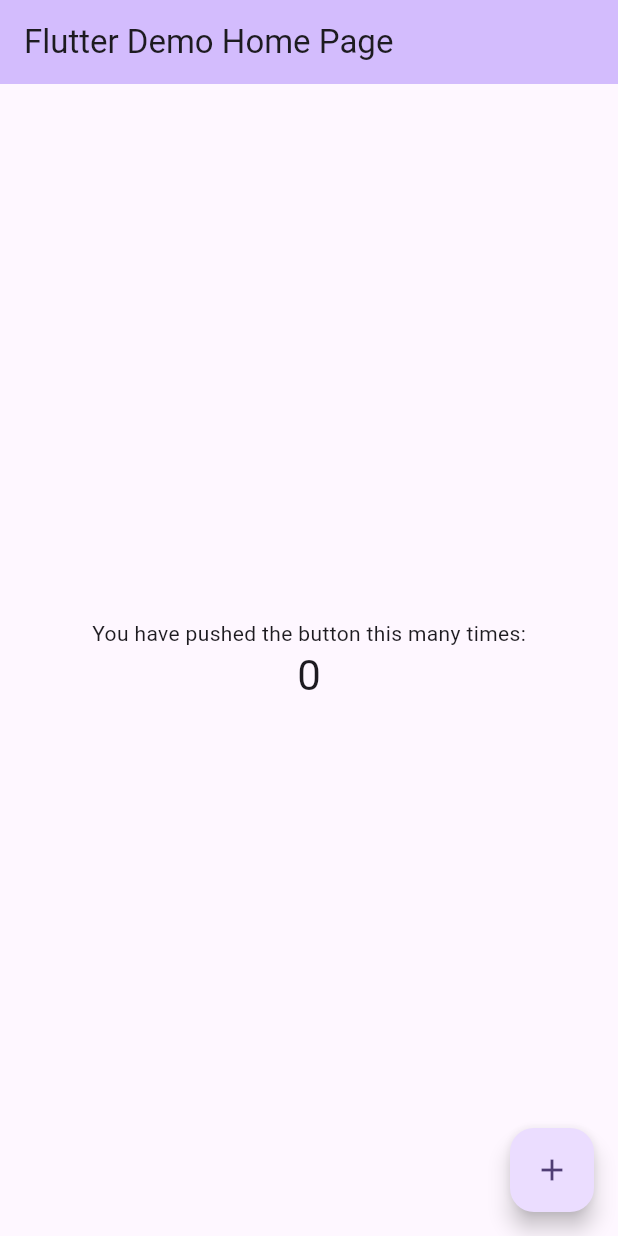
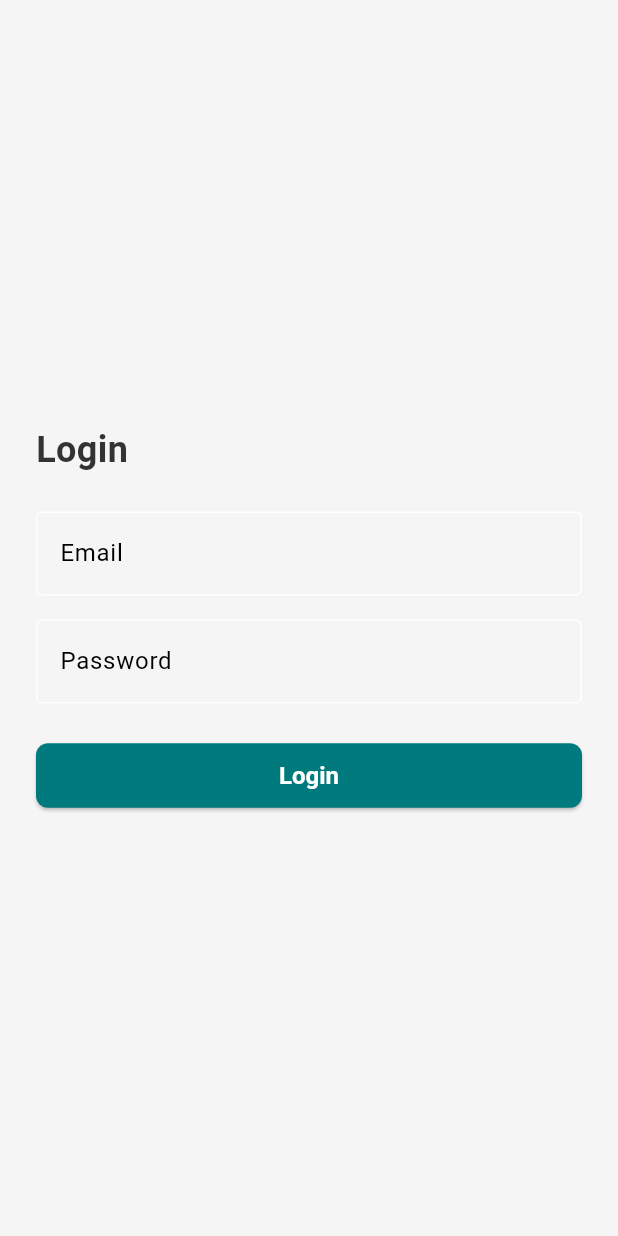
Before and after one commit to GlucoTrack-Cooperatives/Diabetes_Management_Frontend, a Flutter app: the screen it shows after launch, on a phone screen of 412 x 824 dp. Run offline on Flutter 3.47's test engine with Material 3 defaults, Android fonts, the light colour scheme and no system bars.

Commit message:
Added some basic themes and the login and registration screen.

```diff
--- /dev/null
+++ b/lib/auth/login/login_screen.dart
@@ -0,0 +1,122 @@
+import 'package:diabetes_management_system/utils/responsive_layout.dart';
+import 'package:flutter/material.dart';
+import 'package:diabetes_management_system/theme/app_colors.dart';
+import 'package:diabetes_management_system/theme/app_text_styles.dart';
+
+class LoginScreen extends StatelessWidget {
+  @override
+  Widget build(BuildContext context) {
+    return Scaffold(
+      body: ResponsiveLayout(
+        mobileBody: _LoginMobileBody(),
+        desktopBody: _LoginDesktopBody(),
+      ),
+    );
+  }
+}
+
+class _LoginMobileBody extends StatelessWidget {
+  @override
+  Widget build(BuildContext context) {
+    return Center(
+      child: SingleChildScrollView(
+        child: Padding(
+          padding: const EdgeInsets.all(24.0),
+          child: _LoginForm(),
+        ),
+      ),
+    );
+  }
+}
+
+class _LoginDesktopBody extends StatelessWidget {
+  @override
+  Widget build(BuildContext context) {
+    return Row(
+      children: [
+        Expanded(
+          child: Container(
+            color: AppColors.primary,
+            child: Center(
+              child: Text(
+                'Diabetes Management System',
+                style: AppTextStyles.headline1.copyWith(color: Colors.white),
+              ),
+            ),
+          ),
+        ),
+        Expanded(
+          child: Center(
+            child: ConstrainedBox(
+              constraints: BoxConstraints(maxWidth: 400),
+              child: _LoginForm(),
+            ),
+          ),
+        ),
+      ],
+    );
+  }
+}
+
+class _LoginForm extends StatefulWidget {
+  @override
+  __LoginFormState createState() => __LoginFormState();
+}
+
+class __LoginFormState extends State<_LoginForm> {
+  final _formKey = GlobalKey<FormState>();
+  final _emailController = TextEditingController();
+  final _passwordController = TextEditingController();
+
+  @override
+  Widget build(BuildContext context) {
+    return Form(
+      key: _formKey,
+      child: Column(
+        mainAxisAlignment: MainAxisAlignment.center,
+        crossAxisAlignment: CrossAxisAlignment.stretch,
+        children: [
+          Text('Login', style: AppTextStyles.headline1),
+          SizedBox(height: 24),
+          TextFormField(
+            controller: _emailController,
+            decoration: InputDecoration(
+              labelText: 'Email',
+              border: OutlineInputBorder(),
+            ),
+            validator: (value) {
+              if (value == null || value.isEmpty) {
+                return 'Please enter your email';
+              }
+              return null;
+            },
+          ),
+          SizedBox(height: 16),
+          TextFormField(
+            controller: _passwordController,
+            obscureText: true,
+            decoration: InputDecoration(
+              labelText: 'Password',
+              border: OutlineInputBorder(),
+            ),
+            validator: (value) {
+              if (value == null || value.isEmpty) {
+                return 'Please enter your password';
+              }
+              return null;
+            },
+          ),
+          SizedBox(height: 24),
+          ElevatedButton(
+            onPressed: () {
+              if (_formKey.currentState!.validate()) {
+                // Handle login logic
+              }
+            },
+            child: Text('Login'),
+          ),
+        ],
+      ),
+    );
+  }
+}
--- /dev/null
+++ b/lib/auth/registration/patient_registration_screen.dart
@@ -0,0 +1,15 @@
+import 'package:flutter/material.dart';
+
+class PatientRegistrationScreen extends StatelessWidget {
+  @override
+  Widget build(BuildContext context) {
+    return Scaffold(
+      appBar: AppBar(
+        title: Text('Patient Registration'),
+      ),
+      body: Center(
+        child: Text('Patient Registration Content Goes Here'),
+      ),
+    );
+  }
+}
--- /dev/null
+++ b/lib/auth/registration/physician_registration_screen.dart
@@ -0,0 +1,15 @@
+import 'package:flutter/material.dart';
+
+class PhysicianRegistrationScreen extends StatelessWidget {
+  @override
+  Widget build(BuildContext context) {
+    return Scaffold(
+      appBar: AppBar(
+        title: Text('Physician Registration'),
+      ),
+      body: Center(
+        child: Text('Physician Registration Content Goes Here'),
+      ),
+    );
+  }
+}
--- a/lib/main.dart
+++ b/lib/main.dart
@@ -1,3 +1,5 @@
+import 'package:diabetes_management_system/main_navigation.dart';
+import 'package:diabetes_management_system/theme/app_theme.dart';
 import 'package:flutter/material.dart';
 
 void main() {
@@ -5,118 +7,15 @@
 }
 
 class MyApp extends StatelessWidget {
-  const MyApp({super.key});
+  const MyApp({Key? key}) : super(key: key);
 
-  // This widget is the root of your application.
   @override
   Widget build(BuildContext context) {
     return MaterialApp(
-      title: 'Flutter Demo',
-      theme: ThemeData(
-        // This is the theme of your application.
-        //
-        // TRY THIS: Try running your application with "flutter run". You'll see
-        // the application has a purple toolbar. Then, without quitting the app,
-        // try changing the seedColor in the colorScheme below to Colors.green
-        // and then invoke "hot reload" (save your changes or press the "hot
-        // reload" button in a Flutter-supported IDE, or press "r" if you used
-        // the command line to start the app).
-        //
-        // Notice that the counter didn't reset back to zero; the application
-        // state is not lost during the reload. To reset the state, use hot
-        // restart instead.
-        //
-        // This works for code too, not just values: Most code changes can be
-        // tested with just a hot reload.
-        colorScheme: ColorScheme.fromSeed(seedColor: Colors.deepPurple),
-      ),
-      home: const MyHomePage(title: 'Flutter Demo Home Page'),
+      debugShowCheckedModeBanner: false,
+      title: 'Diabetes Management',
+      theme: AppTheme.lightTheme, // Use your custom theme
+      home: MainNavigation(), // Set the home to your navigation wrapper
     );
   }
 }
-
-class MyHomePage extends StatefulWidget {
-  const MyHomePage({super.key, required this.title});
-
-  // This widget is the home page of your application. It is stateful, meaning
-  // that it has a State object (defined below) that contains fields that affect
-  // how it looks.
-
-  // This class is the configuration for the state. It holds the values (in this
-  // case the title) provided by the parent (in this case the App widget) and
-  // used by the build method of the State. Fields in a Widget subclass are
-  // always marked "final".
-
-  final String title;
-
-  @override
-  State<MyHomePage> createState() => _MyHomePageState();
-}
-
-class _MyHomePageState extends State<MyHomePage> {
-  int _counter = 0;
-
-  void _incrementCounter() {
-    setState(() {
-      // This call to setState tells the Flutter framework that something has
-      // changed in this State, which causes it to rerun the build method below
-      // so that the display can reflect the updated values. If we changed
-      // _counter without calling setState(), then the build method would not be
-      // called again, and so nothing would appear to happen.
-      _counter++;
-    });
-  }
-
-  @override
-  Widget build(BuildContext context) {
-    // This method is rerun every time setState is called, for instance as done
-    // by the _incrementCounter method above.
-    //
-    // The Flutter framework has been optimized to make rerunning build methods
-    // fast, so that you can just rebuild anything that needs updating rather
-    // than having to individually change instances of widgets.
-    return Scaffold(
-      appBar: AppBar(
-        // TRY THIS: Try changing the color here to a specific color (to
-        // Colors.amber, perhaps?) and trigger a hot reload to see the AppBar
-        // change color while the other colors stay the same.
-        backgroundColor: Theme.of(context).colorScheme.inversePrimary,
-        // Here we take the value from the MyHomePage object that was created by
-        // the App.build method, and use it to set our appbar title.
-        title: Text(widget.title),
-      ),
-      body: Center(
-        // Center is a layout widget. It takes a single child and positions it
-        // in the middle of the parent.
-        child: Column(
-          // Column is also a layout widget. It takes a list of children and
-          // arranges them vertically. By default, it sizes itself to fit its
-          // children horizontally, and tries to be as tall as its parent.
-          //
-          // Column has various properties to control how it sizes itself and
-          // how it positions its children. Here we use mainAxisAlignment to
-          // center the children vertically; the main axis here is the vertical
-          // axis because Columns are vertical (the cross axis would be
-          // horizontal).
-          //
-          // TRY THIS: Invoke "debug painting" (choose the "Toggle Debug Paint"
-          // action in the IDE, or press "p" in the console), to see the
-          // wireframe for each widget.
-          mainAxisAlignment: MainAxisAlignment.center,
-          children: <Widget>[
-            const Text('You have pushed the button this many times:'),
-            Text(
-              '$_counter',
-              style: Theme.of(context).textTheme.headlineMedium,
-            ),
-          ],
-        ),
-      ),
-      floatingActionButton: FloatingActionButton(
-        onPressed: _incrementCounter,
-        tooltip: 'Increment',
-        child: const Icon(Icons.add),
-      ), // This trailing comma makes auto-formatting nicer for build methods.
-    );
-  }
-}
--- a/lib/main_navigation.dart
+++ b/lib/main_navigation.dart
@@ -1,6 +1,7 @@
+import 'package:diabetes_management_system/auth/login/login_screen.dart';
+import 'package:diabetes_management_system/patient/dashboard/patient_dashboard_screen.dart';
+import 'package:diabetes_management_system/physician/dashboard/physician_triage_dashboard_screen.dart';
 import 'package:flutter/material.dart';
-import 'patient/dashboard/patient_dashboard_screen.dart';
-import 'physician/dashboard/physician_triage_dashboard_screen.dart';
 
 class MainNavigation extends StatefulWidget {
   @override
@@ -8,7 +9,9 @@
 }
 
 class _MainNavigationState extends State<MainNavigation> {
+  bool _isLoggedIn = false;
   int _currentIndex = 0;
+
   final List<Widget> _views = [
     PatientDashboardScreen(),
     PhysicianTriageDashboardScreen(),
@@ -22,7 +25,8 @@
 
   @override
   Widget build(BuildContext context) {
-    return Scaffold(
+    return _isLoggedIn
+        ? Scaffold(
             body: _views[_currentIndex],
             bottomNavigationBar: BottomNavigationBar(
               onTap: _onTabTapped,
@@ -38,6 +42,7 @@
                 ),
               ],
             ),
-    );
+          )
+        : LoginScreen();
   }
 }
--- /dev/null
+++ b/lib/theme/app_colors.dart
@@ -0,0 +1,14 @@
+import 'package:flutter/material.dart';
+
+class AppColors {
+  static const Color primary = Color(0xFF007A7C);
+  static const Color secondary = Color(0xFF6EC6C8);
+  static const Color accent = Color(0xFFFFC107);
+
+  static const Color background = Color(0xFFF5F5F5);
+  static const Color surface = Colors.white;
+  static const Color error = Color(0xFFB00020);
+
+  static const Color textPrimary = Color(0xFF333333);
+  static const Color textSecondary = Color(0xFF666666);
+}
--- /dev/null
+++ b/lib/theme/app_text_styles.dart
@@ -0,0 +1,34 @@
+import 'package:flutter/material.dart';
+import 'app_colors.dart';
+
+class AppTextStyles {
+  static const TextStyle headline1 = TextStyle(
+    fontSize: 24,
+    fontWeight: FontWeight.bold,
+    color: AppColors.textPrimary,
+  );
+
+  static const TextStyle headline2 = TextStyle(
+    fontSize: 20,
+    fontWeight: FontWeight.w600,
+    color: AppColors.textPrimary,
+  );
+
+  static const TextStyle bodyText1 = TextStyle(
+    fontSize: 16,
+    fontWeight: FontWeight.normal,
+    color: AppColors.textPrimary,
+  );
+
+  static const TextStyle bodyText2 = TextStyle(
+    fontSize: 14,
+    fontWeight: FontWeight.normal,
+    color: AppColors.textSecondary,
+  );
+
+   static const TextStyle button = TextStyle(
+    fontSize: 16,
+    fontWeight: FontWeight.bold,
+    color: Colors.white,
+  );
+}
--- /dev/null
+++ b/lib/theme/app_theme.dart
@@ -0,0 +1,45 @@
+import 'package:flutter/material.dart';
+import 'app_colors.dart';
+import 'app_text_styles.dart';
+
+class AppTheme {
+  static ThemeData get lightTheme {
+    return ThemeData(
+      primaryColor: AppColors.primary,
+      colorScheme: ColorScheme.fromSwatch().copyWith(
+        primary: AppColors.primary,
+        secondary: AppColors.secondary,
+        background: AppColors.background,
+        surface: AppColors.surface,
+        error: AppColors.error,
+      ),
+      scaffoldBackgroundColor: AppColors.background,
+      appBarTheme: const AppBarTheme(
+        color: AppColors.primary,
+        elevation: 0,
+        iconTheme: IconThemeData(color: Colors.white),
+        titleTextStyle: AppTextStyles.headline2,
+      ),
+      textTheme: const TextTheme(
+        headlineSmall: AppTextStyles.headline1, // Was headline1
+        titleLarge: AppTextStyles.headline2,    // Was headline2
+        bodyLarge: AppTextStyles.bodyText1,     // Was bodyText1
+        bodyMedium: AppTextStyles.bodyText2,    // Was bodyText2
+      ),
+      elevatedButtonTheme: ElevatedButtonThemeData(
+        style: ElevatedButton.styleFrom(
+          backgroundColor: AppColors.primary,
+          foregroundColor: Colors.white,
+          textStyle: AppTextStyles.button,
+          padding: const EdgeInsets.symmetric(horizontal: 24, vertical: 12),
+          shape: RoundedRectangleBorder(
+            borderRadius: BorderRadius.circular(8),
+          ),
+        ),
+      ),
+      // You can also define other widget themes here, like text fields, etc.
+    );
+  }
+
+  // You could also define a darkTheme here if you wanted.
+}
--- /dev/null
+++ b/lib/utils/responsive_layout.dart
@@ -0,0 +1,42 @@
+import 'package:flutter/material.dart';
+
+class ResponsiveLayout extends StatelessWidget {
+  final Widget mobileBody;
+  final Widget? tabletBody;
+  final Widget desktopBody;
+
+  const ResponsiveLayout({
+    Key? key,
+    required this.mobileBody,
+    this.tabletBody,
+    required this.desktopBody,
+  }) : super(key: key);
+
+  static const int mobileBreakpoint = 600;
+  static const int tabletBreakpoint = 1200;
+
+  static bool isMobile(BuildContext context) =>
+      MediaQuery.of(context).size.width < mobileBreakpoint;
+
+  static bool isTablet(BuildContext context) =>
+      MediaQuery.of(context).size.width >= mobileBreakpoint &&
+      MediaQuery.of(context).size.width < tabletBreakpoint;
+
+  static bool isDesktop(BuildContext context) =>
+      MediaQuery.of(context).size.width >= tabletBreakpoint;
+
+  @override
+  Widget build(BuildContext context) {
+    return LayoutBuilder(
+      builder: (context, constraints) {
+        if (constraints.maxWidth >= tabletBreakpoint) {
+          return desktopBody;
+        } else if (constraints.maxWidth >= mobileBreakpoint) {
+          return tabletBody ?? desktopBody; // Fallback to desktop if tablet is null
+        } else {
+          return mobileBody;
+        }
+      },
+    );
+  }
+}
```
Lines whose indentation alone changed are shown as unchanged.
